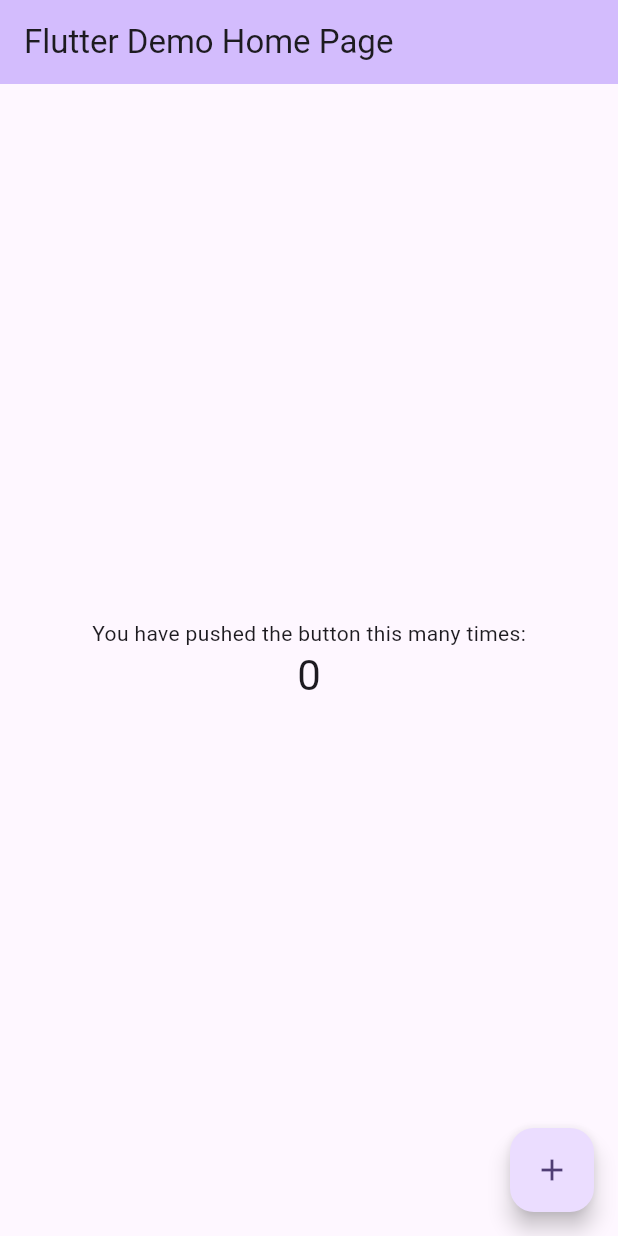
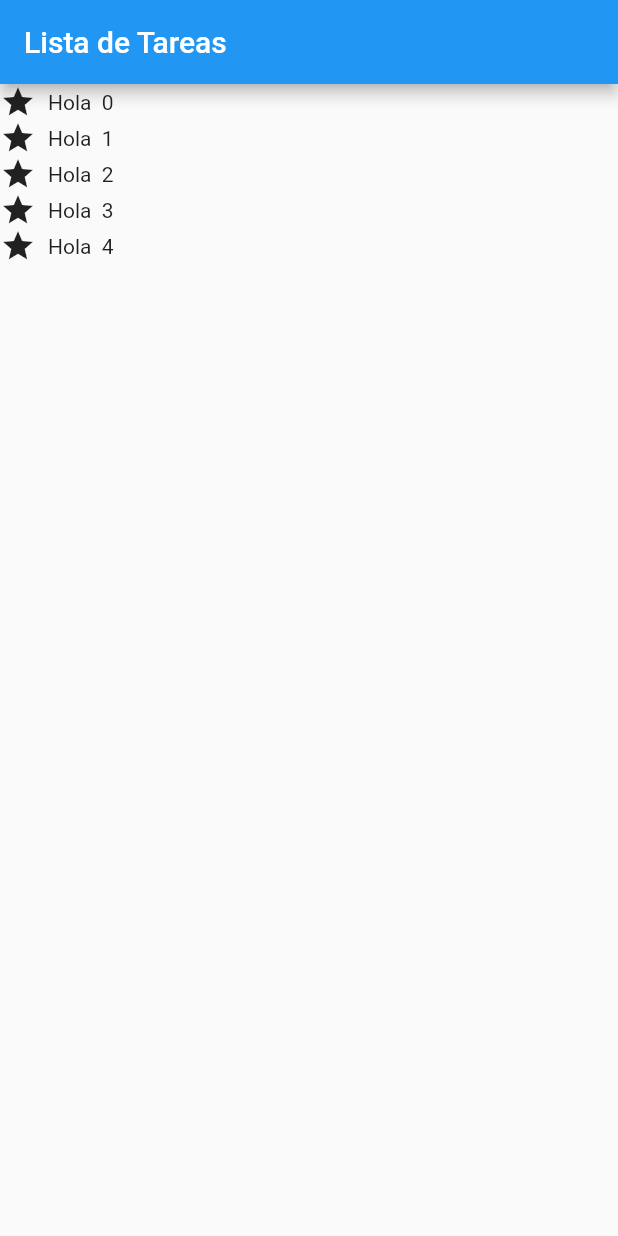
Before and after one commit to adancondori/flutter_tutorial, a Flutter app: the screen it shows after launch, on a phone screen of 412 x 824 dp. Run offline on Flutter 3.47's test engine with Material 2 defaults, Android fonts, the phone set to English and light mode, and no system bars.

Commit message:
listview simple

```diff
--- /dev/null
+++ b/lib/list.dart
@@ -0,0 +1,53 @@
+import 'package:flutter/material.dart';
+
+class TodoList extends StatefulWidget {
+  const TodoList({super.key});
+
+  @override
+  _TodoListState createState() => _TodoListState();
+}
+
+class _TodoListState extends State<TodoList> {
+  List<String> items = [
+    "Hola ",
+    "Hola ",
+    "Hola ",
+    "Hola ",
+    "Hola ",
+  ];
+
+  void updateList(String value) {
+    setState(() {
+      items.add(value);
+    });
+  }
+
+  @override
+  Widget build(BuildContext context) {
+    return Scaffold(
+      appBar: AppBar(
+        title: const Text('Lista de Tareas'),
+      ),
+      body: getList(),
+    );
+  }
+
+  ListView getList() {
+    return ListView.builder(
+      itemCount: items.length,
+      itemBuilder: (context, index) {
+        return getFila(index);
+      },
+    );
+  }
+
+  Widget getFila(int index) {
+    return Row(
+      children: [
+        Icon(Icons.star),
+        SizedBox(width: 8),
+        Text('${items[index]} ${index}'),
+      ],
+    );
+  }
+}
--- a/lib/main.dart
+++ b/lib/main.dart
@@ -1,4 +1,5 @@
 import 'package:flutter/material.dart';
+import 'package:flutter_tutorial/list.dart';
 
 void main() {
   runApp(const MyApp());
@@ -7,66 +8,14 @@ void main() {
 class MyApp extends StatelessWidget {
   const MyApp({super.key});
 
-  // This widget is the root of your application.
   @override
   Widget build(BuildContext context) {
     return MaterialApp(
-      title: 'Flutter Demo',
+      title: 'Lista de Tareas',
       theme: ThemeData(
-
-        colorScheme: ColorScheme.fromSeed(seedColor: Colors.deepPurple),
-        useMaterial3: true,
+        primarySwatch: Colors.blue,
       ),
-      home: const MyHomePage(title: 'Flutter Demo Home Page'),
+      home: TodoList(),
     );
   }
 }
-
-class MyHomePage extends StatefulWidget {
-  const MyHomePage({super.key, required this.title});
-
-
-  final String title;
-
-  @override
-  State<MyHomePage> createState() => _MyHomePageState();
-}
-
-class _MyHomePageState extends State<MyHomePage> {
-  int _counter = 0;
-
-  void _incrementCounter() {
-    setState(() {
-      _counter++;
-    });
-  }
-
-  @override
-  Widget build(BuildContext context) {
-    return Scaffold(
-      appBar: AppBar(
-        backgroundColor: Theme.of(context).colorScheme.inversePrimary,
-        title: Text(widget.title),
-      ),
-      body: Center(
-        child: Column(
-          mainAxisAlignment: MainAxisAlignment.center,
-          children: <Widget>[
-            const Text(
-              'You have pushed the button this many times:',
-            ),
-            Text(
-              '$_counter',
-              style: Theme.of(context).textTheme.headlineMedium,
-            ),
-          ],
-        ),
-      ),
-      floatingActionButton: FloatingActionButton(
-        onPressed: _incrementCounter,
-        tooltip: 'Increment',
-        child: const Icon(Icons.add),
-      ), // This trailing comma makes auto-formatting nicer for build methods.
-    );
-  }
-}
```
